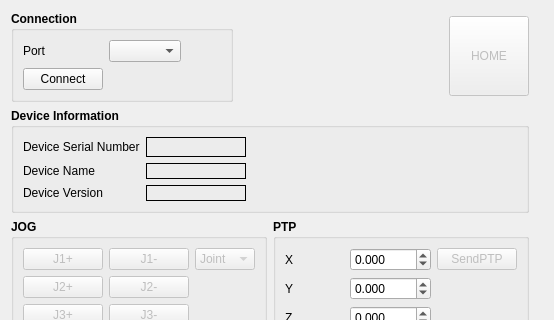
First picture: the form in MetaCommLib/dobot/src/DobotControlForm.ui, repository metavisionvn/MetaCommunicationLib, before the edit; both pictures show x 0 to 554 and y 0 to 320 of the 554 by 588 pixel window.
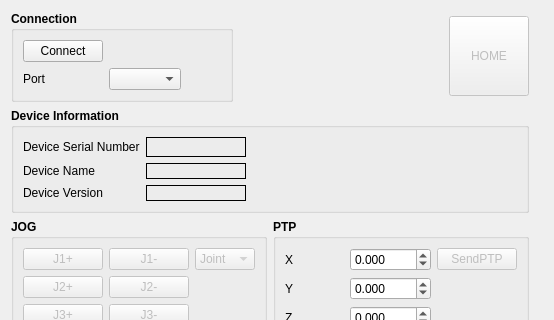
Second picture: the form after the edit.

Patch:
```diff
--- a/MetaCommLib/dobot/src/DobotControlForm.ui
+++ b/MetaCommLib/dobot/src/DobotControlForm.ui
@@ -41,7 +41,17 @@
         <string>Connection</string>
        </property>
        <layout class="QGridLayout" name="gridLayout_2">
-        <item row="0" column="0">
+        <item row="1" column="1">
+         <widget class="QComboBox" name="comboBox">
+          <property name="font">
+           <font>
+            <weight>50</weight>
+            <bold>false</bold>
+           </font>
+          </property>
+         </widget>
+        </item>
+        <item row="1" column="0">
          <widget class="QLabel" name="label_12">
           <property name="font">
            <font>
@@ -54,17 +64,7 @@
           </property>
          </widget>
         </item>
-        <item row="0" column="1">
-         <widget class="QComboBox" name="comboBox">
-          <property name="font">
-           <font>
-            <weight>50</weight>
-            <bold>false</bold>
-           </font>
-          </property>
-         </widget>
-        </item>
-        <item row="0" column="2">
+        <item row="1" column="2">
          <spacer name="horizontalSpacer_3">
           <property name="orientation">
            <enum>Qt::Horizontal</enum>
@@ -77,7 +77,7 @@
           </property>
          </spacer>
         </item>
-        <item row="1" column="0">
+        <item row="0" column="0">
          <widget class="QPushButton" name="connectBtn">
           <property name="font">
            <font>
```
